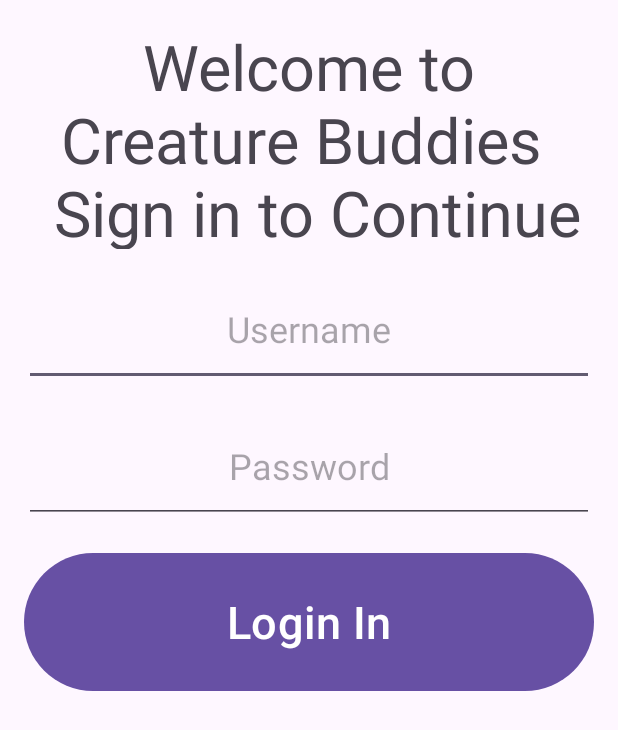
After one commit to bryanberry590/Project2, an Android app: the LoginActivity screen opened directly, with no data from a screen before it, on a phone screen of 412 x 824 dp. The commit adds this screen. Shown: the top 730 px of the screen. Run offline under Robolectric (Android 15) with nearby library versions, the phone set to English and light mode, and no system bars; 1 statement that could not run was skipped.

Commit message:
just finished creating layout for Login

```diff
--- a/app/build.gradle
+++ b/app/build.gradle
@@ -37,4 +37,10 @@ dependencies {
     testImplementation libs.junit
     androidTestImplementation libs.ext.junit
     androidTestImplementation libs.espresso.core
+
+    def room_version = "2.6.1"
+
+    implementation "androidx.room:room-runtime:$room_version"
+
+    annotationProcessor "androidx.room:room-compiler:$room_version"
 }
--- a/app/src/main/AndroidManifest.xml
+++ b/app/src/main/AndroidManifest.xml
@@ -13,6 +13,9 @@
         android:theme="@style/Theme.Project2"
         tools:targetApi="31">
         <activity
+            android:name=".LoginActivity"
+            android:exported="false" />
+        <activity
             android:name=".MainActivity"
             android:exported="true">
             <intent-filter>
--- /dev/null
+++ b/app/src/main/java/com/example/project2/LoginActivity.java
@@ -0,0 +1,20 @@
+package com.example.project2;
+
+import android.os.Bundle;
+
+import com.example.project2.databinding.ActivityMainBinding;
+import androidx.appcompat.app.AppCompatActivity;
+
+
+public class LoginActivity extends AppCompatActivity {
+
+    private activityLoginBinding binding;
+
+    @Override
+    protected void onCreate(Bundle savedInstanceState) {
+        super.onCreate(savedInstanceState);
+        binding = activityLoginBinding.inflate(getLayoutInflater());
+        setContentView(R.layout.activity_login);
+
+    }
+}
--- /dev/null
+++ b/app/src/main/res/layout/activity_login.xml
@@ -0,0 +1,61 @@
+<?xml version="1.0" encoding="utf-8"?>
+<androidx.constraintlayout.widget.ConstraintLayout xmlns:android="http://schemas.android.com/apk/res/android"
+    xmlns:app="http://schemas.android.com/apk/res-auto"
+    xmlns:tools="http://schemas.android.com/tools"
+    android:id="@+id/main"
+    android:layout_width="match_parent"
+    android:layout_height="match_parent"
+    tools:context=".LoginActivity">
+
+    <TextView
+        android:id="@+id/titleLoginTextView"
+        android:layout_width="match_parent"
+        android:layout_height="150dp"
+        android:layout_margin="16dp"
+        android:gravity="center"
+        android:text="@string/login_welcome"
+        android:textSize="42sp"
+        app:layout_constraintEnd_toEndOf="parent"
+        app:layout_constraintStart_toStartOf="parent"
+        app:layout_constraintTop_toTopOf="parent" />
+    <!-- Option + command + L to format -->
+    <EditText
+        android:id="@+id/usernameLoginEditText"
+        android:layout_width="match_parent"
+        android:layout_height="75dp"
+        android:layout_margin="16dp"
+        android:autofillHints="Please enter your username"
+        android:gravity="center"
+        android:hint="@string/username"
+        android:inputType="text"
+        android:textSize="24sp"
+        app:layout_constraintEnd_toEndOf="parent"
+        app:layout_constraintStart_toStartOf="parent"
+        app:layout_constraintTop_toBottomOf="@id/titleLoginTextView" />
+
+    <EditText
+        android:id="@+id/passwordLoginEditText"
+        android:layout_width="match_parent"
+        android:layout_height="75dp"
+        android:layout_margin="16dp"
+        android:autofillHints="Please enter your password"
+        android:gravity="center"
+        android:hint="@string/password"
+        android:inputType="textPassword"
+        android:textSize="24sp"
+        app:layout_constraintEnd_toEndOf="parent"
+        app:layout_constraintStart_toStartOf="parent"
+        app:layout_constraintTop_toBottomOf="@id/usernameLoginEditText" />
+
+    <Button
+        android:id="@+id/loginButton"
+        android:layout_width="match_parent"
+        android:layout_height="100dp"
+        android:layout_margin="16dp"
+        android:text="@string/login_in"
+        android:textSize="30sp"
+        app:layout_constraintEnd_toEndOf="parent"
+        app:layout_constraintStart_toStartOf="parent"
+        app:layout_constraintTop_toBottomOf="@id/passwordLoginEditText" />
+
+</androidx.constraintlayout.widget.ConstraintLayout>
--- a/app/src/main/res/values/strings.xml
+++ b/app/src/main/res/values/strings.xml
@@ -1,3 +1,7 @@
 <resources>
     <string name="app_name">Project2</string>
+    <string name="login_welcome">Welcome to Creature Buddies \n Sign in to Continue</string>
+    <string name="username">Username</string>
+    <string name="password">Password</string>
+    <string name="login_in">Login In</string>
 </resources>
```
Also changed, not shown: app/src/main/java/com/example/project2/MainActivity.java (+9 -1 lines), app/src/main/java/com/example/project2/database/CreatureBuddyDatabase.java (added, +64 -0 lines), app/src/main/java/com/example/project2/database/CreatureBuddyRepository.java (added, +50 -0 lines), app/src/main/java/com/example/project2/database/UserDAO.java (+26 -0 lines), app/src/main/java/com/example/project2/database/entities/User.java (+72 -0 lines).
